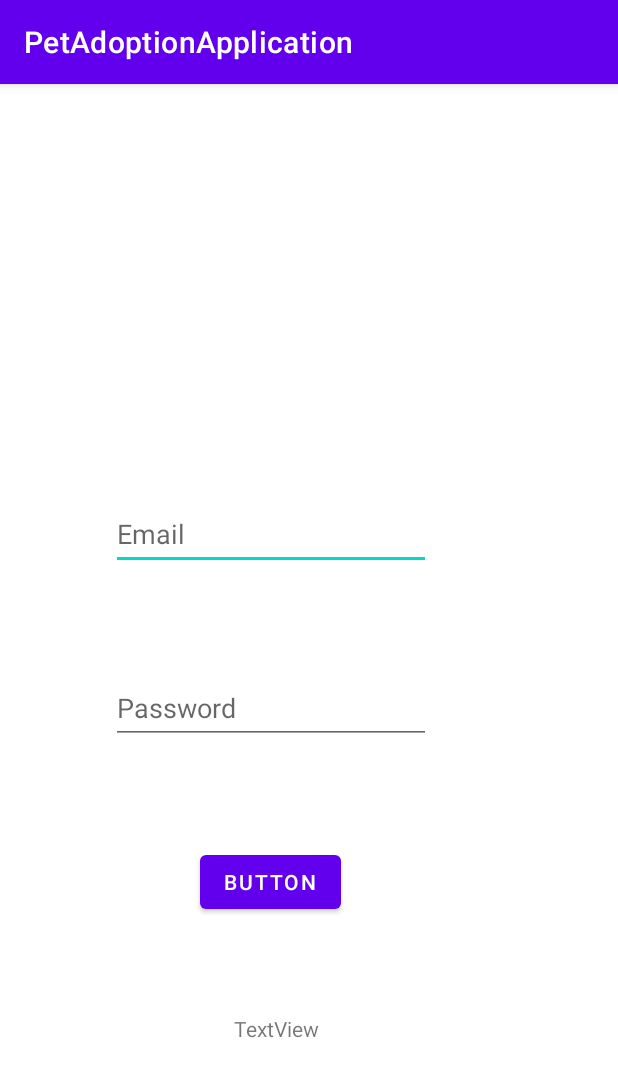
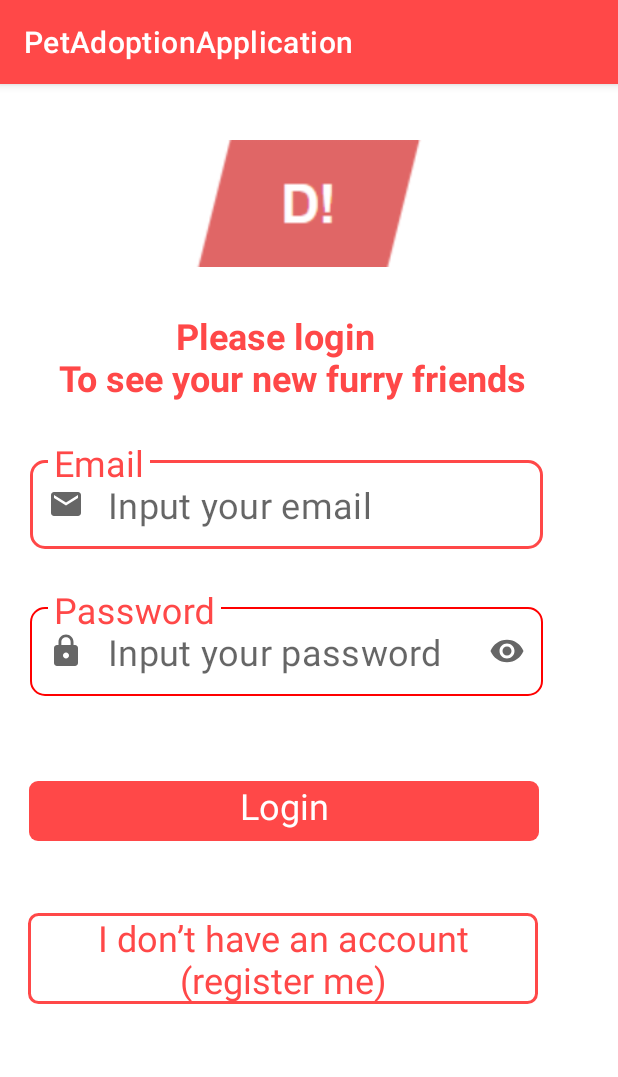
Before and after one commit to NandhiniShanmugam14/PetAdoptionApp, an Android app: the screen it shows after launch (LoginActivity), on a phone screen of 412 x 824 dp. Shown: the top 1077 px of the screen. Run offline under Robolectric (Android 15) with nearby library versions, the phone set to English and light mode, and no system bars.

Commit message:
Login(Updated)

```diff
--- a/app/src/main/java/com/example/petadoptionapplication/LoginActivity.kt
+++ b/app/src/main/java/com/example/petadoptionapplication/LoginActivity.kt
@@ -1,5 +1,6 @@
 package com.example.petadoptionapplication
 
+import android.content.Context
 import android.content.Intent
 import androidx.appcompat.app.AppCompatActivity
 import android.os.Bundle
@@ -9,6 +10,7 @@ import android.widget.TextView
 import com.example.petadoptionapplication.data.PetApplication
 import com.example.petadoptionapplication.data.user.User
 import com.example.petadoptionapplication.data.user.UserReq
+import com.google.android.material.textfield.TextInputLayout
 import kotlinx.coroutines.CoroutineScope
 import kotlinx.coroutines.Dispatchers
 import kotlinx.coroutines.launch
@@ -21,10 +23,16 @@ class LoginActivity : AppCompatActivity() {
         super.onCreate(savedInstanceState)
         setContentView(R.layout.activity_login)
 
-        val mail=findViewById<EditText>(R.id.usermail).text
-        val password=findViewById<EditText>(R.id.userpassword).text
+        val mail=findViewById<TextInputLayout>(R.id.usermail).editText?.text
+        val password=findViewById<TextInputLayout>(R.id.userpassword).editText?.text
 
-        findViewById<Button>(R.id.button).setOnClickListener()
+        findViewById<TextView>(R.id.registerButton).setOnClickListener()
+        {
+            val intent=Intent(this@LoginActivity,RegisterActivity::class.java)
+            startActivity(intent)
+        }
+
+        findViewById<TextView>(R.id.loginButton).setOnClickListener()
         {
             val petapplication=application as PetApplication
             val petservice=petapplication.api
@@ -35,6 +43,17 @@ class LoginActivity : AppCompatActivity() {
                     override fun onResponse(call: Call<User?>, response: Response<User?>) {
                         if(response.isSuccessful)
                         {
+                            val userValue=response.body()!!
+                            val sharedPreferences=getSharedPreferences("user",Context.MODE_PRIVATE)
+                            val editor=sharedPreferences.edit()
+                            editor.apply()
+                            {
+                                putInt("id",userValue.id)
+                                putString("token",userValue.token)
+                                putLong("memberSince",userValue.memberSince)
+                                putString("mail",userValue.email)
+                            }.apply()
+
                             val intent=Intent(this@LoginActivity,MainActivity::class.java)
                             startActivity(intent)
                             finish()
--- a/app/src/main/java/com/example/petadoptionapplication/MainActivity.kt
+++ b/app/src/main/java/com/example/petadoptionapplication/MainActivity.kt
@@ -1,12 +1,25 @@
 package com.example.petadoptionapplication
 
+import android.content.Context
 import android.content.Intent
 import androidx.appcompat.app.AppCompatActivity
 import android.os.Bundle
+import android.widget.TextView
 
 class MainActivity : AppCompatActivity() {
     override fun onCreate(savedInstanceState: Bundle?) {
         super.onCreate(savedInstanceState)
         setContentView(R.layout.activity_main)
+
+        findViewById<TextView>(R.id.logout).setOnClickListener()
+        {
+            val sharedPreferences=getSharedPreferences("user",Context.MODE_PRIVATE)
+            val editor= sharedPreferences.edit()
+            editor.clear()
+            editor.apply()
+            val intent=Intent(this,LoginActivity::class.java)
+            startActivity(intent)
+            finish()
+        }
     }
 }
--- a/app/src/main/java/com/example/petadoptionapplication/SplashActivity.kt
+++ b/app/src/main/java/com/example/petadoptionapplication/SplashActivity.kt
@@ -1,5 +1,6 @@
 package com.example.petadoptionapplication
 
+import android.content.Context
 import android.content.Intent
 import android.os.Build
 import androidx.appcompat.app.AppCompatActivity
@@ -19,18 +20,18 @@ class SplashActivity : AppCompatActivity() {
 
         supportActionBar?.hide()
 
-        val token=""
-
+        val sharedPreferences=getSharedPreferences("user",Context.MODE_PRIVATE)
+        val token=sharedPreferences.getString("token",null)
 
         Handler(Looper.getMainLooper()).postDelayed({
-            if(token.isEmpty())
+            if(token.isNullOrEmpty())
             {
                 val intent = Intent(this,LoginActivity::class.java)
                 startActivity(intent)
             }
             else
             {
-                val intent = Intent(this,RegisterActivity::class.java)
+                val intent = Intent(this,MainActivity::class.java)
                 startActivity(intent)
             }
             finish()
--- /dev/null
+++ b/app/src/main/res/drawable/button_background.xml
@@ -0,0 +1,8 @@
+<?xml version="1.0" encoding="utf-8"?>
+<shape xmlns:android="http://schemas.android.com/apk/res/android"
+    android:shape="rectangle">
+    <solid android:color="#FF4848" />
+    <corners android:bottomLeftRadius="6dp"
+        android:bottomRightRadius="6dp" android:topLeftRadius="6dp" android:topRightRadius="6dp"/>
+
+</shape>
--- /dev/null
+++ b/app/src/main/res/drawable/color_cursor.xml
@@ -0,0 +1,5 @@
+<?xml version="1.0" encoding="utf-8"?>
+<shape xmlns:android="http://schemas.android.com/apk/res/android">
+<solid android:color="#FF4848" />
+    <size android:width="3dp" />
+</shape>
--- /dev/null
+++ b/app/src/main/res/drawable/ic_mail.xml
@@ -0,0 +1,10 @@
+<vector xmlns:android="http://schemas.android.com/apk/res/android"
+    android:width="24dp"
+    android:height="24dp"
+    android:viewportWidth="24"
+    android:viewportHeight="24"
+    android:tint="?attr/colorControlNormal">
+  <path
+      android:fillColor="@android:color/white"
+      android:pathData="M20,4L4,4c-1.1,0 -1.99,0.9 -1.99,2L2,18c0,1.1 0.9,2 2,2h16c1.1,0 2,-0.9 2,-2L22,6c0,-1.1 -0.9,-2 -2,-2zM20,8l-8,5 -8,-5L4,6l8,5 8,-5v2z"/>
+</vector>
--- /dev/null
+++ b/app/src/main/res/drawable/ic_password.xml
@@ -0,0 +1,10 @@
+<vector xmlns:android="http://schemas.android.com/apk/res/android"
+    android:width="24dp"
+    android:height="24dp"
+    android:viewportWidth="24"
+    android:viewportHeight="24"
+    android:tint="?attr/colorControlNormal">
+  <path
+      android:fillColor="@android:color/white"
+      android:pathData="M18,8h-1L17,6c0,-2.76 -2.24,-5 -5,-5S7,3.24 7,6v2L6,8c-1.1,0 -2,0.9 -2,2v10c0,1.1 0.9,2 2,2h12c1.1,0 2,-0.9 2,-2L20,10c0,-1.1 -0.9,-2 -2,-2zM12,17c-1.1,0 -2,-0.9 -2,-2s0.9,-2 2,-2 2,0.9 2,2 -0.9,2 -2,2zM15.1,8L8.9,8L8.9,6c0,-1.71 1.39,-3.1 3.1,-3.1 1.71,0 3.1,1.39 3.1,3.1v2z"/>
+</vector>
--- /dev/null
+++ b/app/src/main/res/drawable/outline_background_button.xml
@@ -0,0 +1,7 @@
+<?xml version="1.0" encoding="utf-8"?>
+<shape xmlns:android="http://schemas.android.com/apk/res/android" android:shape="rectangle">
+    <solid android:color="@android:color/white" />
+    <stroke android:width="2dp" android:color="#FF4848"/>
+    <corners android:bottomLeftRadius="6dp"
+        android:bottomRightRadius="6dp" android:topLeftRadius="6dp" android:topRightRadius="6dp"/>
+</shape>
--- a/app/src/main/res/layout/activity_login.xml
+++ b/app/src/main/res/layout/activity_login.xml
@@ -4,55 +4,142 @@
     xmlns:tools="http://schemas.android.com/tools"
     android:layout_width="match_parent"
     android:layout_height="match_parent"
-    tools:context=".LoginActivity">
+    tools:context=".LoginActivity"
+    >
 
-    <EditText
-        android:id="@+id/usermail"
+    <ImageView
+        android:id="@+id/logo"
+        android:layout_width="153dp"
+        android:layout_height="103dp"
+        android:layout_marginTop="28dp"
+        app:layout_constraintEnd_toEndOf="parent"
+        app:layout_constraintStart_toStartOf="parent"
+        app:layout_constraintTop_toTopOf="parent"
+        app:srcCompat="@drawable/logo" />
+
+
+    <TextView
+        android:id="@+id/logo_txt"
         android:layout_width="wrap_content"
         android:layout_height="wrap_content"
-        android:layout_marginTop="276dp"
-        android:ems="10"
+        android:layout_marginTop="20dp"
+        android:text="              Please login \n To see your new furry friends "
+        android:textColor="#FF4848"
+        android:textSize="24sp"
+        android:textStyle="bold"
+        app:layout_constraintEnd_toEndOf="parent"
+        app:layout_constraintHorizontal_bias="0.38"
+        app:layout_constraintStart_toStartOf="parent"
+        app:layout_constraintTop_toBottomOf="@+id/logo" />
+
+    <com.google.android.material.textfield.TextInputLayout
+        android:id="@+id/usermail"
+        style="@style/TextPet"
+        android:layout_width="0dp"
+        android:layout_height="wrap_content"
+        android:layout_marginStart="20dp"
+        android:layout_marginTop="28dp"
+        android:layout_marginEnd="50dp"
         android:hint="Email"
-        android:inputType="textEmailAddress"
-        android:minHeight="48dp"
+        app:boxCornerRadiusBottomEnd="10dp"
+        app:boxCornerRadiusBottomStart="10dp"
+        app:boxCornerRadiusTopEnd="10dp"
+        app:boxCornerRadiusTopStart="10dp"
+        app:boxStrokeColor="#FF4848"
+        app:endIconMode="clear_text"
+        app:expandedHintEnabled="false"
+        app:hintTextAppearance="@style/TextLabel"
+        app:hintTextColor="#FF4848"
         app:layout_constraintEnd_toEndOf="parent"
-        app:layout_constraintHorizontal_bias="0.373"
+        app:layout_constraintHorizontal_bias="0.0"
         app:layout_constraintStart_toStartOf="parent"
-        app:layout_constraintTop_toTopOf="parent" />
+        app:layout_constraintTop_toBottomOf="@+id/logo_txt"
+        app:startIconDrawable="@drawable/ic_mail">
 
-    <EditText
+        <com.google.android.material.textfield.TextInputEditText
+            android:layout_width="match_parent"
+            android:layout_height="wrap_content"
+            android:hint="Input your email"
+            android:textColor="#808080"
+            android:textCursorDrawable="@drawable/color_cursor"
+            android:textSize="24sp" />
+    </com.google.android.material.textfield.TextInputLayout>
+
+    <com.google.android.material.textfield.TextInputLayout
         android:id="@+id/userpassword"
-        android:layout_width="wrap_content"
+        style="@style/TextPet"
+        android:layout_width="0dp"
         android:layout_height="wrap_content"
-        android:layout_marginTop="68dp"
-        android:ems="10"
+        android:layout_marginStart="20dp"
+        android:layout_marginTop="28dp"
+        android:layout_marginEnd="50dp"
         android:hint="Password"
-        android:inputType="textPassword"
-        android:minHeight="48dp"
+        app:boxCornerRadiusBottomEnd="10dp"
+        app:boxCornerRadiusBottomStart="10dp"
+        app:boxCornerRadiusTopEnd="10dp"
+        app:boxCornerRadiusTopStart="10dp"
+        app:boxStrokeColor="#FF4848"
+        app:expandedHintEnabled="false"
+        app:hintTextAppearance="@style/TextLabel"
+        app:hintTextColor="#FF4848"
+        app:startIconDrawable="@drawable/ic_password"
+        app:endIconMode="password_toggle"
         app:layout_constraintEnd_toEndOf="parent"
-        app:layout_constraintHorizontal_bias="0.373"
+        app:layout_constraintHorizontal_bias="0.0"
         app:layout_constraintStart_toStartOf="parent"
-        app:layout_constraintTop_toBottomOf="@+id/usermail" />
+        app:layout_constraintTop_toBottomOf="@+id/usermail">
 
-    <Button
-        android:id="@+id/button"
-        android:layout_width="wrap_content"
-        android:layout_height="wrap_content"
-        android:layout_marginTop="68dp"
-        android:text="Button"
-        app:layout_constraintEnd_toEndOf="parent"
-        app:layout_constraintHorizontal_bias="0.419"
-        app:layout_constraintStart_toStartOf="parent"
-        app:layout_constraintTop_toBottomOf="@+id/userpassword" />
+        <com.google.android.material.textfield.TextInputEditText
+            android:layout_width="match_parent"
+            android:layout_height="wrap_content"
+            android:hint="Input your password"
+            android:inputType="textPassword"
+            android:textColor="#808080"
+            android:textCursorDrawable="@drawable/color_cursor"
+            android:textSize="24sp" />
+    </com.google.android.material.textfield.TextInputLayout>
+
 
     <TextView
         android:id="@+id/errorMsg"
         android:layout_width="wrap_content"
         android:layout_height="wrap_content"
-        android:layout_marginTop="64dp"
-        android:text="TextView"
+        android:layout_marginTop="12dp"
+        android:textSize="24sp"
+        android:textColor="#FF4848"
         app:layout_constraintEnd_toEndOf="parent"
-        app:layout_constraintHorizontal_bias="0.439"
+        app:layout_constraintHorizontal_bias="0.099"
         app:layout_constraintStart_toStartOf="parent"
-        app:layout_constraintTop_toBottomOf="@+id/button" />
+        app:layout_constraintTop_toBottomOf="@+id/userpassword" />
+
+    <TextView
+        android:id="@+id/loginButton"
+        android:layout_width="340dp"
+        android:layout_height="40dp"
+        android:layout_marginTop="12dp"
+        android:background="@drawable/button_background"
+        android:text="Login"
+        android:textAlignment="center"
+        android:textColor="@color/white"
+        android:textSize="24dp"
+        app:layout_constraintEnd_toEndOf="parent"
+        app:layout_constraintHorizontal_bias="0.267"
+        app:layout_constraintStart_toStartOf="parent"
+        app:layout_constraintTop_toBottomOf="@+id/errorMsg" />
+
+    <TextView
+        android:id="@+id/registerButton"
+        android:layout_width="340dp"
+        android:layout_height="wrap_content"
+        android:layout_marginTop="48dp"
+        android:background="@drawable/outline_background_button"
+        android:text="I don’t have an account\n(register me)"
+        android:textAlignment="center"
+        android:textColor="#FF4848"
+        android:textSize="24dp"
+        app:layout_constraintEnd_toEndOf="parent"
+        app:layout_constraintHorizontal_bias="0.262"
+        app:layout_constraintStart_toStartOf="parent"
+        app:layout_constraintTop_toBottomOf="@+id/loginButton" />
+
 </androidx.constraintlayout.widget.ConstraintLayout>
--- a/app/src/main/res/layout/activity_main.xml
+++ b/app/src/main/res/layout/activity_main.xml
@@ -7,12 +7,27 @@
     tools:context=".MainActivity">
 
     <TextView
+        android:id="@+id/textView4"
         android:layout_width="wrap_content"
         android:layout_height="wrap_content"
+        android:layout_marginTop="356dp"
         android:text="Hello World!"
-        app:layout_constraintBottom_toBottomOf="parent"
         app:layout_constraintLeft_toLeftOf="parent"
         app:layout_constraintRight_toRightOf="parent"
         app:layout_constraintTop_toTopOf="parent" />
 
+    <TextView
+        android:id="@+id/logout"
+        android:layout_width="wrap_content"
+        android:layout_height="wrap_content"
+        android:layout_marginStart="176dp"
+        android:layout_marginTop="152dp"
+        android:layout_marginEnd="191dp"
+        android:text="Logout"
+        android:textSize="34sp"
+        app:layout_constraintEnd_toEndOf="parent"
+        app:layout_constraintHorizontal_bias="0.387"
+        app:layout_constraintStart_toStartOf="parent"
+        app:layout_constraintTop_toBottomOf="@+id/textView4" />
+
 </androidx.constraintlayout.widget.ConstraintLayout>
--- a/app/src/main/res/values/colors.xml
+++ b/app/src/main/res/values/colors.xml
@@ -7,4 +7,5 @@
     <color name="teal_700">#FF018786</color>
     <color name="black">#FF000000</color>
     <color name="white">#FFFFFFFF</color>
+    <color name="mtrl_textinput_default_box_stroke_color">#FF0000</color>
 </resources>
--- /dev/null
+++ b/app/src/main/res/values/style.xml
@@ -0,0 +1,14 @@
+<?xml version="1.0" encoding="utf-8"?>
+<resources>
+    <style name="TextLabel" parent="TextAppearance.Design.Hint">
+        <item name="android:textSize">24sp</item>
+        <item name="android:textStyle">bold</item>
+    </style>
+    <style name="TextPet" parent="Widget.MaterialComponents.TextInputLayout.OutlinedBox.Dense">
+        <item name="android:layout_marginStart">42dp</item>
+        <item name="android:layout_marginEnd">42dp</item>
+        <item name="android:textColorHint">#FF4848</item>
+        <item name="android:gravity">top</item>
+
+    </style>
+</resources>
--- a/app/src/main/res/values/themes.xml
+++ b/app/src/main/res/values/themes.xml
@@ -2,8 +2,8 @@
     <!-- Base application theme. -->
     <style name="Theme.PetAdoptionApplication" parent="Theme.MaterialComponents.DayNight.DarkActionBar">
         <!-- Primary brand color. -->
-        <item name="colorPrimary">@color/purple_500</item>
-        <item name="colorPrimaryVariant">@color/purple_700</item>
+        <item name="colorPrimary">#FF4848</item>
+        <item name="colorPrimaryVariant">#301934</item>
         <item name="colorOnPrimary">@color/white</item>
         <!-- Secondary brand color. -->
         <item name="colorSecondary">@color/teal_200</item>
```
